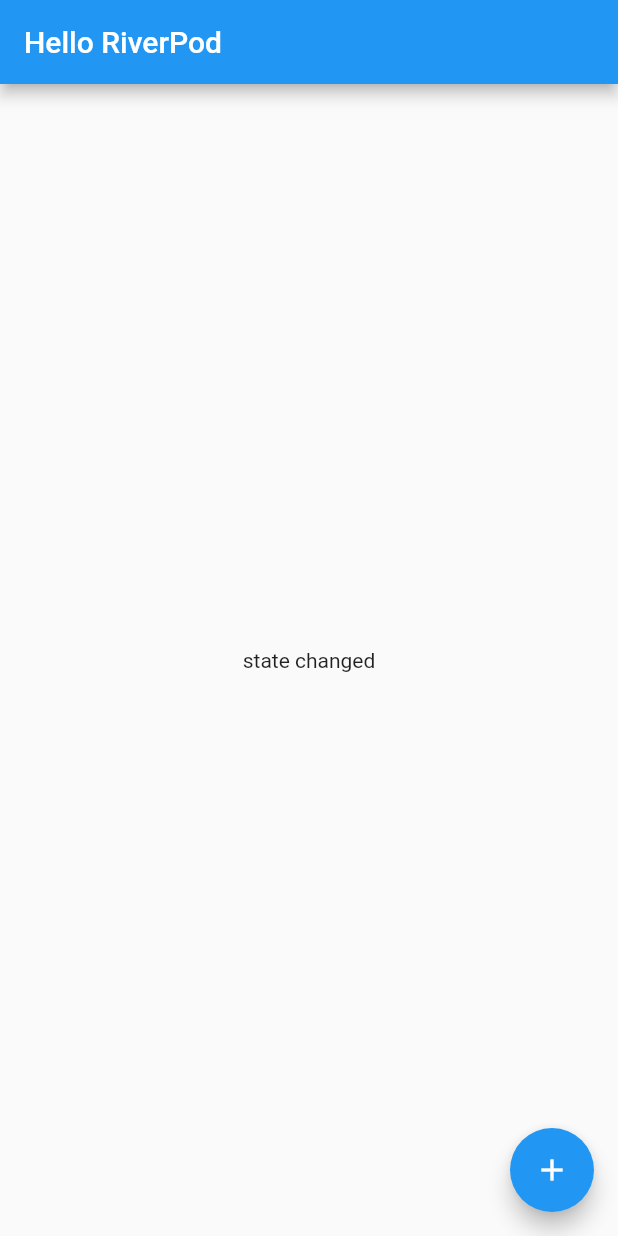
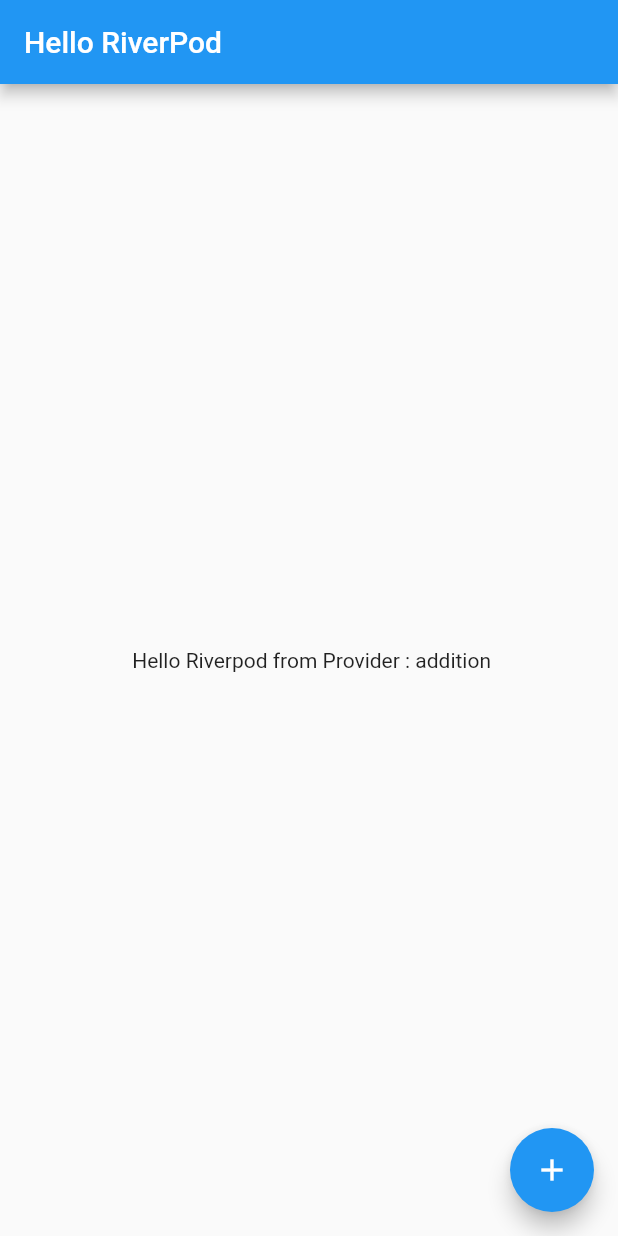
Before and after one commit to siddhantkumarupmanyu/flutter_simple_hello_world, a Flutter app: the screen it shows after launch, after a tap on the "add" icon, on a phone screen of 412 x 824 dp. Run offline on Flutter 3.47's test engine with Material 2 defaults, Android fonts, the phone set to English and light mode, and no system bars; our stand-ins replace flutter_riverpod.

Commit message:
update state

```diff
--- a/lib/main.dart
+++ b/lib/main.dart
@@ -23,7 +23,7 @@ class MyApp extends ConsumerWidget {
         floatingActionButton: FloatingActionButton(
           child: const Icon(Icons.add),
           onPressed: () {
-            ref.read(helloWorldProvider.notifier).state = "state changed";
+            ref.read(helloWorldProvider.notifier).update((state) => " $state : addition");
           },
         ),
       ),
```
